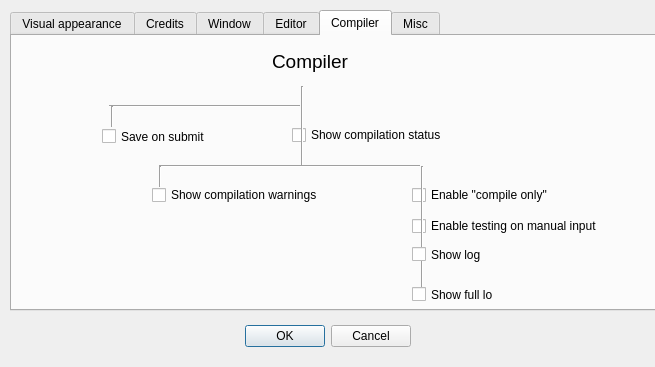
First picture: the form in shopdialog.ui, repository ppershing/ksp-editor, before the edit.
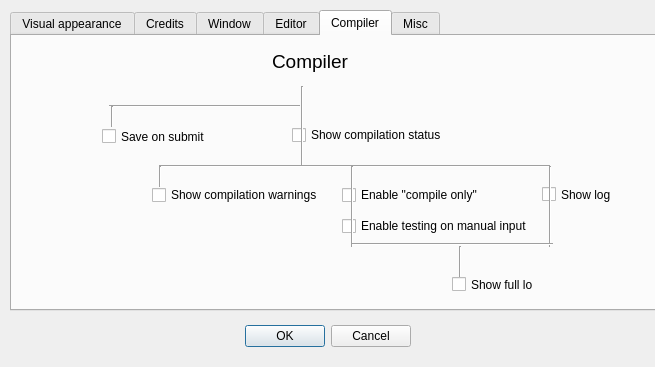
Second picture: the form after the edit. The open tabs and pages were chosen to show the change.

```diff
--- a/shopdialog.ui
+++ b/shopdialog.ui
@@ -981,7 +981,7 @@
     <widget class="QCheckBox" name="checkBoxCompileOnly">
      <property name="geometry">
       <rect>
-       <x>400</x>
+       <x>330</x>
        <y>150</y>
        <width>181</width>
        <height>18</height>
@@ -994,7 +994,7 @@
     <widget class="QCheckBox" name="checkBoxManualTest">
      <property name="geometry">
       <rect>
-       <x>400</x>
+       <x>330</x>
        <y>180</y>
        <width>211</width>
        <height>20</height>
@@ -1040,7 +1040,7 @@
       <rect>
        <x>147</x>
        <y>120</y>
-       <width>261</width>
+       <width>391</width>
        <height>20</height>
       </rect>
      </property>
@@ -1064,10 +1064,10 @@
     <widget class="Line" name="line_19">
      <property name="geometry">
       <rect>
-       <x>400</x>
+       <x>330</x>
        <y>130</y>
        <width>21</width>
-       <height>121</height>
+       <height>81</height>
       </rect>
      </property>
      <property name="orientation">
@@ -1116,8 +1116,8 @@
     <widget class="QCheckBox" name="checkBoxFullLog">
      <property name="geometry">
       <rect>
-       <x>400</x>
-       <y>250</y>
+       <x>440</x>
+       <y>240</y>
        <width>81</width>
        <height>17</height>
       </rect>
@@ -1129,8 +1129,8 @@
     <widget class="QCheckBox" name="checkBoxShowLog">
      <property name="geometry">
       <rect>
-       <x>400</x>
-       <y>210</y>
+       <x>530</x>
+       <y>150</y>
        <width>70</width>
        <height>17</height>
       </rect>
@@ -1139,6 +1139,45 @@
       <string>Show log</string>
      </property>
     </widget>
+    <widget class="Line" name="line_32">
+     <property name="geometry">
+      <rect>
+       <x>530</x>
+       <y>130</y>
+       <width>16</width>
+       <height>81</height>
+      </rect>
+     </property>
+     <property name="orientation">
+      <enum>Qt::Vertical</enum>
+     </property>
+    </widget>
+    <widget class="Line" name="line_33">
+     <property name="geometry">
+      <rect>
+       <x>340</x>
+       <y>200</y>
+       <width>201</width>
+       <height>16</height>
+      </rect>
+     </property>
+     <property name="orientation">
+      <enum>Qt::Horizontal</enum>
+     </property>
+    </widget>
+    <widget class="Line" name="line_34">
+     <property name="geometry">
+      <rect>
+       <x>440</x>
+       <y>210</y>
+       <width>16</width>
+       <height>31</height>
+      </rect>
+     </property>
+     <property name="orientation">
+      <enum>Qt::Vertical</enum>
+     </property>
+    </widget>
    </widget>
    <widget class="QWidget" name="tab_3">
     <attribute name="title">
```
Left out of the diff: 2 changed lines with no effect on the pictures.
